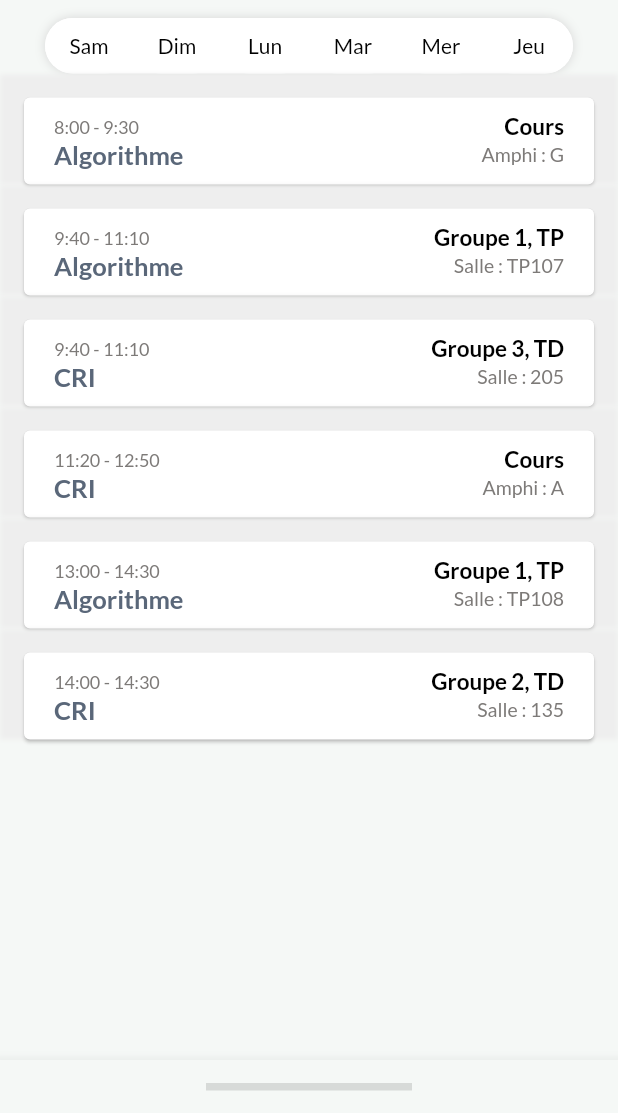
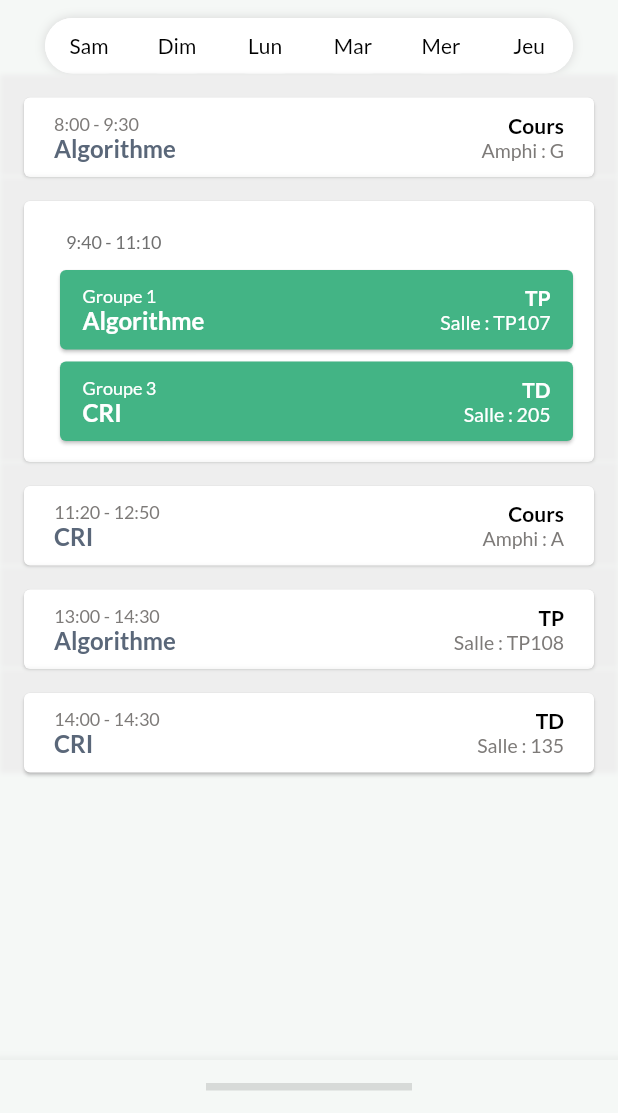
Before and after one commit to openmindsclub/Student-App, a Flutter app: the TimeTable screen opened by its route, on a phone screen of 412 x 824 dp, the part 123-1236 px from its top. Run offline on Flutter 3.47's test engine with Material 2 defaults, Android fonts, the phone set to English and light mode, and no system bars; our stand-ins replace dio, flutter_secure_storage, sqflite; accounts and stored records are empty.

Commit message:
time table, grouping the samme time session in one tile

```diff
--- a/mobile_frontend/lib/models/session.dart
+++ b/mobile_frontend/lib/models/session.dart
@@ -10,13 +10,4 @@ class Session{
   String timeLaps(){
     return timeStart + " - " + timeEnd;
   }
-
-  String sessionInfos(){
-    if (bySection){
-      return seanceType;
-    } else {
-      return "Groupe $group, $seanceType";
-    }
-
-  }
 }
--- a/mobile_frontend/lib/screens/home/time_table.dart
+++ b/mobile_frontend/lib/screens/home/time_table.dart
@@ -17,13 +17,15 @@ class _TimeTableState extends State<TimeTable> {
   int semester = 1;
   String section = "A";
 
-  List <Session> sessions = [
-    new Session(0, null, "Algorithme", "Cours", "Amphi : G", true, "8:00", "9:30"),
-    new Session(0, 1, "Algorithme", "TP", "Salle : TP107", false, "9:40", "11:10"),
-    new Session(0, 3, "CRI", "TD", "Salle : 205", false, "9:40", "11:10"),
-    new Session(0, null, "CRI", "Cours", "Amphi : A", true, "11:20", "12:50"),
-    new Session(0, 1, "Algorithme", "TP", "Salle : TP108", false, "13:00", "14:30"),
-    new Session(0, 2, "CRI", "TD", "Salle : 135", false, "14:00", "14:30"),
+  List<List<Session>> allSessions = [
+    [new Session(0, null, "Algorithme", "Cours", "Amphi : G", true, "8:00", "9:30")],
+    [
+      new Session(0, 1, "Algorithme", "TP", "Salle : TP107", false, "9:40", "11:10"),
+      new Session(0, 3, "CRI", "TD", "Salle : 205", false, "9:40", "11:10")
+    ],
+    [new Session(0, null, "CRI", "Cours", "Amphi : A", true, "11:20", "12:50")],
+    [new Session(0, 1, "Algorithme", "TP", "Salle : TP108", false, "13:00", "14:30")],
+    [new Session(0, 2, "CRI", "TD", "Salle : 135", false, "14:00", "14:30")],
   ];
 
   @override
@@ -102,10 +104,17 @@ class _TimeTableState extends State<TimeTable> {
               ),
             ),
             Expanded(
-              child: ListView(
+              child: ListView.builder(
                 scrollDirection: Axis.vertical,
                 shrinkWrap: true,
-                children: sessions.map((quote) => Seance(quote)).toList(),
+                itemCount: allSessions.length,
+                itemBuilder: (context, index){
+                  if(allSessions[index].length == 1){
+                    return NormalSession(allSessions[index][0]);
+                  } else {
+                    return MultipleSession(allSessions[index]);
+                  }
+                }
               ),
             ),
           ],
@@ -135,8 +144,7 @@ class _TimeTableState extends State<TimeTable> {
     );
   }
 
-
-  Widget Seance(Session session){
+  Widget NormalSession(Session session){
     return Container(
       decoration: BoxDecoration(
         boxShadow: [
@@ -151,11 +159,12 @@ class _TimeTableState extends State<TimeTable> {
           color: Colors.white,
           child: Padding(
             padding: const EdgeInsets.fromLTRB(20.0, 10.0, 20.0, 10),
-            child: Column(
-              mainAxisAlignment: MainAxisAlignment.spaceEvenly,
+            child: Row(
+              mainAxisAlignment: MainAxisAlignment.spaceBetween,
               children: <Widget>[
-                Row(
-                  mainAxisAlignment: MainAxisAlignment.spaceBetween,
+                Column(
+                  crossAxisAlignment: CrossAxisAlignment.start,
+                  mainAxisAlignment: MainAxisAlignment.spaceEvenly,
                   children: <Widget>[
                     Text(
                       session.timeLaps(),
@@ -165,23 +174,24 @@ class _TimeTableState extends State<TimeTable> {
                       ),
                     ),
                     Text(
-                      session.sessionInfos(),
+                      session.module,
                       style: TextStyle(
-                        color: Colors.black,
-                        fontSize: 15,
+                        color: Color(0xff5A6779),
+                        fontSize: 16,
                         fontWeight: FontWeight.bold,
                       ),
                     ),
                   ]
                 ),
-                Row(
+                Column(
                   mainAxisAlignment: MainAxisAlignment.spaceBetween,
+                  crossAxisAlignment: CrossAxisAlignment.end,
                   children: <Widget>[
                     Text(
-                      session.module,
+                      session.seanceType,
                       style: TextStyle(
-                        color: Color(0xff5A6779),
-                        fontSize: 17,
+                        color: Colors.black,
+                        fontSize: 14,
                         fontWeight: FontWeight.bold,
                       ),
                     ),
@@ -193,6 +203,106 @@ class _TimeTableState extends State<TimeTable> {
                       ),
                     ),
                   ]
+                ),
+              ],
+            ),
+          )
+      ),
+    );
+  }
+
+  Widget MultipleSession(List<Session> sessions){
+    return Container(
+      decoration: BoxDecoration(
+        boxShadow: [
+          new BoxShadow(
+            color: Colors.grey[200],
+            blurRadius: 2.0,
+          ),
+        ],
+      ),
+      child: Card(
+          margin: const EdgeInsets.fromLTRB(16.0, 16.0, 16.0, 0),
+          color: Colors.white,
+          child: Padding(
+            padding: const EdgeInsets.fromLTRB(20.0, 20.0, 10.0, 10),
+            child: Column(
+              mainAxisAlignment: MainAxisAlignment.spaceBetween,
+              crossAxisAlignment: CrossAxisAlignment.start,
+              children: <Widget>[
+                Padding(
+                  padding: const EdgeInsets.only(left:8.0, bottom: 8),
+                  child: Text(
+                    sessions[0].timeLaps(),
+                    style: TextStyle(
+                      color: Color(0xff707070),
+                      fontSize: 12,
+                    ),
+                  ),
+                ),
+                ListView(
+                  shrinkWrap: true,
+                  physics: NeverScrollableScrollPhysics(),
+                  children: sessions.map((quote) => SubSession(quote)).toList(),
+                ),
+              ],
+            ),
+          )
+      ),
+    );
+  }
+
+  Widget SubSession(Session session){
+    return Container(
+
+      child: Card(
+          color: Color(0xff43B485),
+          child: Padding(
+            padding: const EdgeInsets.fromLTRB(15.0, 10.0, 15.0, 10),
+            child: Row(
+              mainAxisAlignment: MainAxisAlignment.spaceBetween,
+              children: <Widget>[
+                Column(
+                    crossAxisAlignment: CrossAxisAlignment.start,
+                    mainAxisAlignment: MainAxisAlignment.spaceEvenly,
+                    children: <Widget>[
+                      Text(
+                        "Groupe " + session.group.toString(),
+                        style: TextStyle(
+                          color: Colors.white,
+                          fontSize: 12,
+                        ),
+                      ),
+                      Text(
+                        session.module,
+                        style: TextStyle(
+                          color: Colors.white,
+                          fontSize: 16,
+                          fontWeight: FontWeight.bold,
+                        ),
+                      ),
+                    ]
+                ),
+                Column(
+                    mainAxisAlignment: MainAxisAlignment.spaceBetween,
+                    crossAxisAlignment: CrossAxisAlignment.end,
+                    children: <Widget>[
+                      Text(
+                        session.seanceType,
+                        style: TextStyle(
+                          color: Colors.white,
+                          fontSize: 14,
+                          fontWeight: FontWeight.bold,
+                        ),
+                      ),
+                      Text(
+                        session.classroom,
+                        style: TextStyle(
+                          color: Colors.white,
+                          fontSize: 13,
+                        ),
+                      ),
+                    ]
                 ),
               ],
             ),
```
